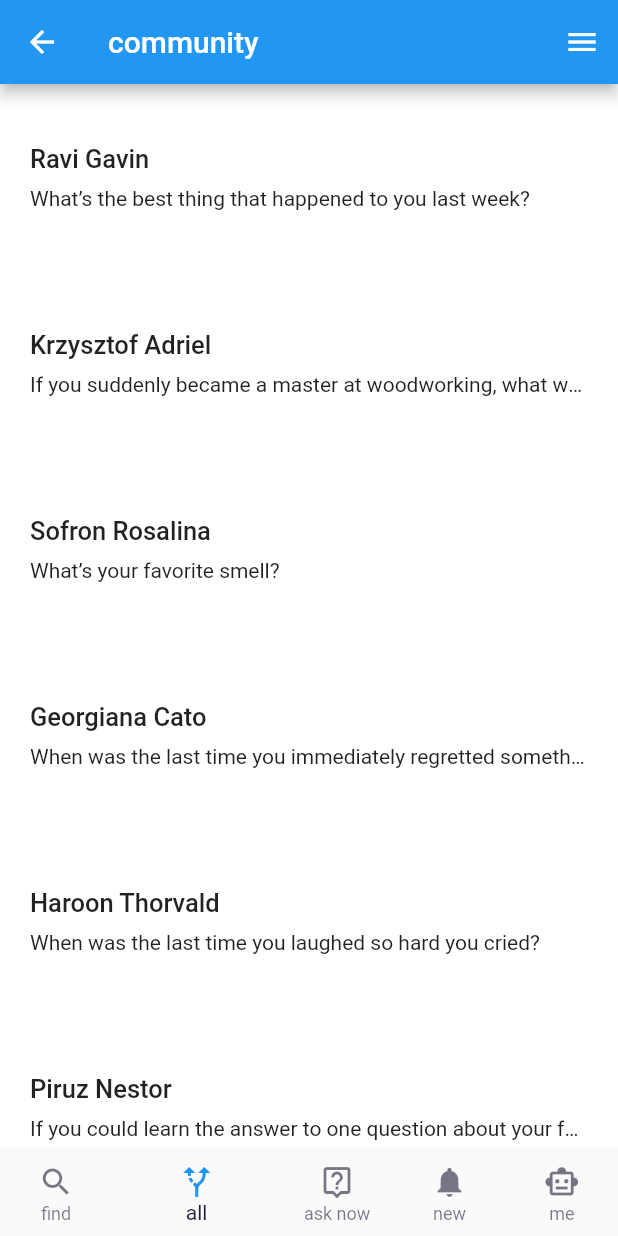
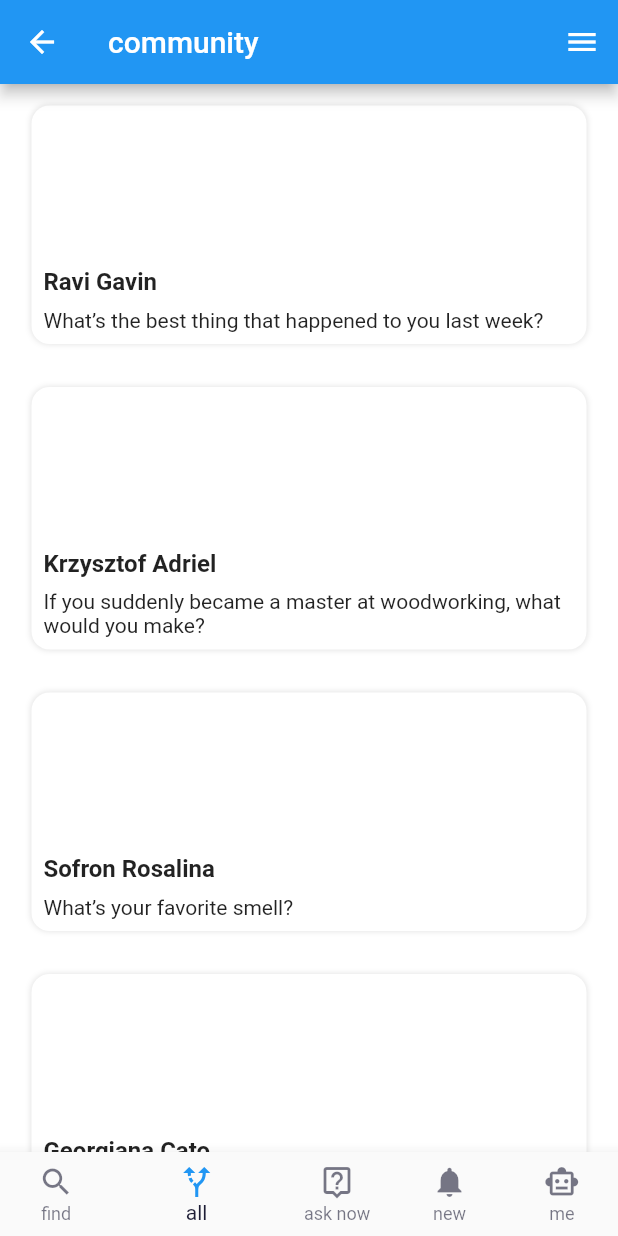
Before and after one commit to 989x/flutter-appask, a Flutter app: the MainAskScreen screen opened directly, on a phone screen of 412 x 824 dp. Run offline on Flutter 3.47's test engine with Material 2 defaults, Android fonts, the phone set to English and light mode, and no system bars.

Commit message:
edit body.dart
add BoxDecoration

```diff
--- a/app_ask/lib/models/ask.dart
+++ b/app_ask/lib/models/ask.dart
@@ -32,4 +32,8 @@ List AskData = [
     name: "Piruz Nestor",
     asking: "If you could learn the answer to one question about your future, what would the question be?",
   ),
+  Ask(
+    name: "Tammy Howell",
+    asking: "What’s quickly becoming obsolete?",
+  ),
 ];
--- a/app_ask/lib/screen/MainAsk/components/body.dart
+++ b/app_ask/lib/screen/MainAsk/components/body.dart
@@ -21,7 +21,10 @@ class Body extends StatelessWidget {
 
         Expanded(child: ListView.builder(
           itemCount: AskData.length,
-          itemBuilder: (context, index) => AllArkBoard(ask: AskData[index]),
+          itemBuilder: (
+            context, index) => AllArkBoard(
+              ask: AskData[index],
+              press: () {  },),
           )
         )
       ],
@@ -31,38 +34,96 @@ class Body extends StatelessWidget {
 
 class AllArkBoard extends StatelessWidget {
   const AllArkBoard({
-    Key? key, required this.ask,
+    Key? key,
+    required this.ask,
+    required this.press,
   }) : super(key: key);
 
   final Ask ask;
+  final VoidCallback press;
 
   @override
   Widget build(BuildContext context) {
-    return Padding(
-      padding: const EdgeInsets.symmetric(
-        horizontal: kDefaultPadding, vertical: kDefaultPadding * 2
-      ),
-      child: Row(
-        children: [
-          Expanded(
+    return InkWell(
+
+      //tab
+      onTap: press,
+      child: Padding(
+        padding: const EdgeInsets.symmetric(
+          horizontal: kDefaultPadding, vertical: kDefaultPadding / 1.5
+        ),
+
+        //
+
+        //
+
+        child: Container(
+
+          child: Container (
+
+            margin: EdgeInsets.all(1),
+            padding: EdgeInsets.all(8),
+            decoration: BoxDecoration(
+              color: Colors.white,
+              borderRadius: BorderRadius.circular(12),
+              boxShadow: [
+                BoxShadow(
+                  color: Colors.black12,
+                  blurRadius: 3,
+                ),
+              ]
+            ),
+
             child: Column(
-              //on the edge of the screen
+              mainAxisAlignment: MainAxisAlignment.start,
               crossAxisAlignment: CrossAxisAlignment.start,
+
               children: [
+
+                //image
+                Container(
+                  height: 100,
+                  width: double.infinity,
+                  decoration: BoxDecoration(
+
+                  ),
+                ),
+
+                //tag
+                // Container(
+                //   padding: EdgeInsets.all(6),
+                //   decoration: BoxDecoration(
+                //     color: Colors.red,
+                //     borderRadius: BorderRadius.circular(30),
+                //   ),
+                // ),
+
+                //name
                 Text(
                   ask.name,
-                  style: TextStyle(fontSize: 17, fontWeight:FontWeight.w500),
+                  style: TextStyle(
+                    fontWeight: FontWeight.bold,
+                    fontSize: 16,
                   ),
-                SizedBox(height: 8,),
+                ),
+
+                SizedBox(
+                  height: 8,
+                ),
+
+                //asking
                 Text(
                   ask.asking,
-                  maxLines: 1,
-                  overflow: TextOverflow.ellipsis,
-                ),
+                  style: TextStyle(
+                    fontWeight: FontWeight.normal,
+                    fontSize: 14,
+                  ),
+                )
               ],
-            )
-          )
-        ],
+            ),
+          ),
+
+        ),
       ),
     );
   }
```
Also changed, not shown: app_ask/lib/screen/MainAsk/main_ask_screen.dart (+27 -0 lines), 2 other files.
